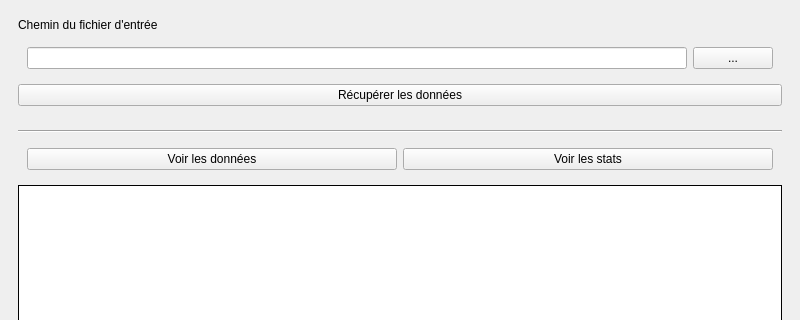
Jayllyz/py-data-filter, file src/ui/dialog.ui: the form before one commit; both pictures show x 0 to 800 and y 0 to 320 of the 800 by 600 pixel window.
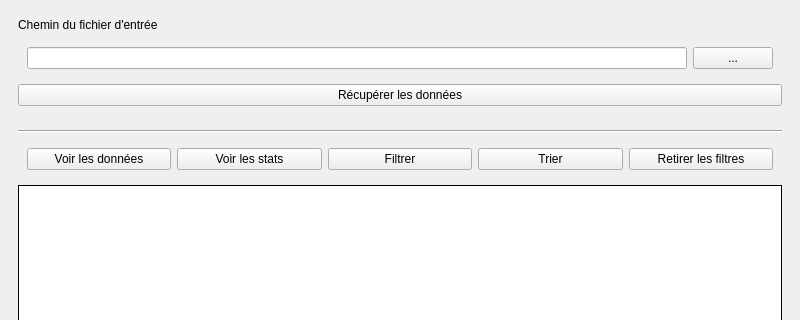
The form after the commit.

Commit message: feat: filter (#6)

```diff
--- a/src/ui/dialog.ui
+++ b/src/ui/dialog.ui
@@ -84,6 +84,27 @@
             </property>
            </widget>
           </item>
+          <item>
+           <widget class="QPushButton" name="buttonFilter">
+            <property name="text">
+             <string>Filtrer</string>
+            </property>
+           </widget>
+          </item>
+          <item>
+           <widget class="QPushButton" name="buttonOrder">
+            <property name="text">
+             <string>Trier</string>
+            </property>
+           </widget>
+          </item>
+          <item>
+           <widget class="QPushButton" name="buttonClear">
+            <property name="text">
+             <string>Retirer les filtres</string>
+            </property>
+           </widget>
+          </item>
          </layout>
         </widget>
        </item>
```
The commit also changes 6 other files.
